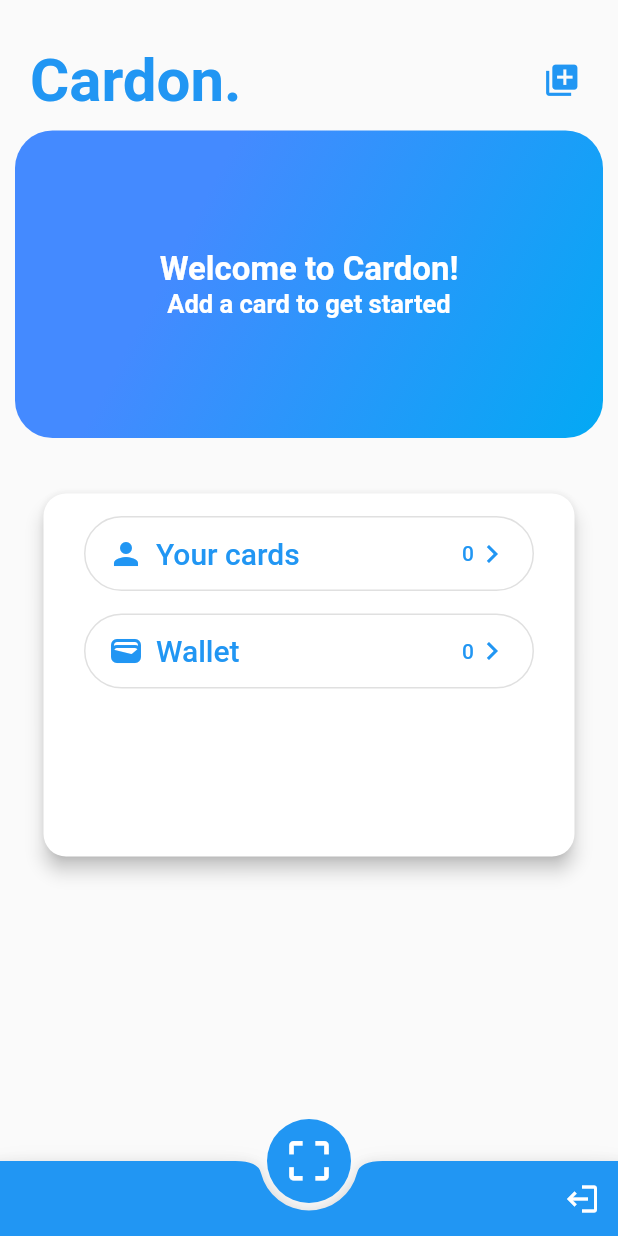
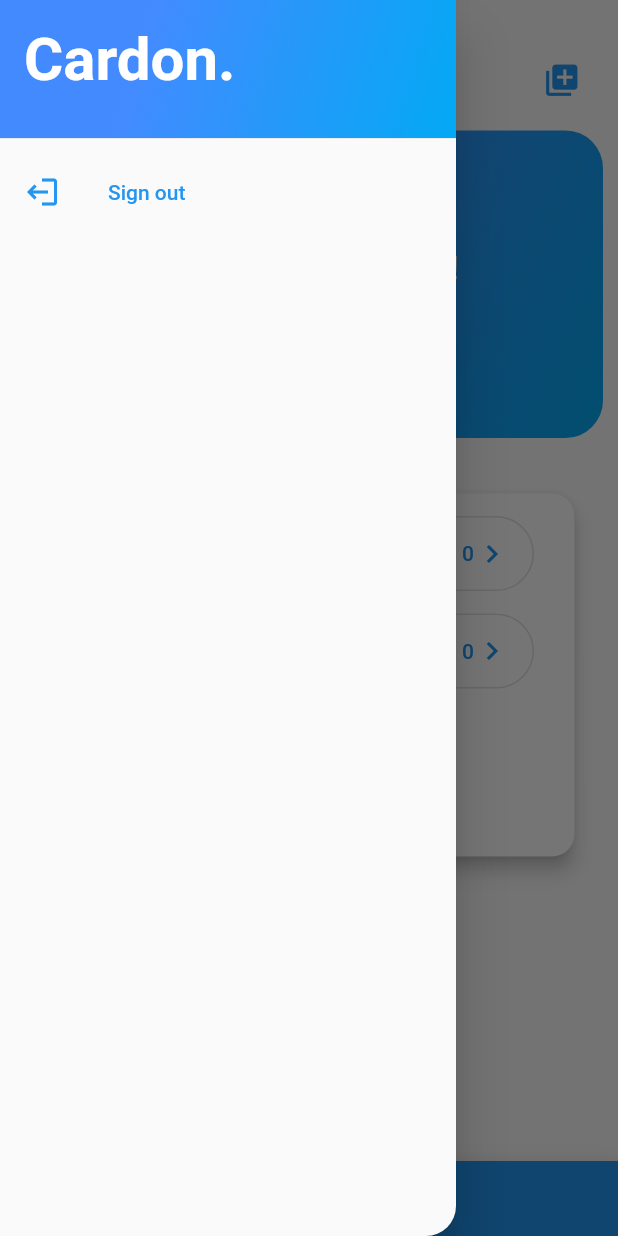
Before and after one commit to ElPlaso/Cardon, a Flutter app: the screen it shows once a user with an empty profile is signed in, with the side drawer open (before the commit the screen has no drawer), on a phone screen of 412 x 824 dp. Run offline on Flutter 3.47's test engine with Material 2 defaults, Android fonts, the phone set to English and light mode, and no system bars; our stand-ins replace auto_size_text, carousel_slider, cloud_firestore, firebase_auth, firebase_core, flutter_dotenv and 4 more; missing offline and left inert: card_stack_widget, clickable_list_wheel_view, mobile_scanner, widgets_to_image; accounts and stored records are empty.

Commit message:
home: add drawer.
put sign out button in drawer.
replace sign out button with button to open drawer.

```diff
--- a/lib/home/home.dart
+++ b/lib/home/home.dart
@@ -33,17 +33,19 @@ class HomeState extends State<Home> {
     context.read<QueryProvider>().updateWallet(context);
   }
 
-  final scaffoldKey = GlobalKey<ScaffoldState>();
+  final _scaffoldKey = GlobalKey<ScaffoldState>();
+
   @override
-  Widget build(BuildContext context) => SafeArea(
-        child: Scaffold(
-          key: scaffoldKey,
-          body: CustomScrollView(
+  Widget build(BuildContext context) => Scaffold(
+        key: _scaffoldKey,
+        body: SafeArea(
+          child: CustomScrollView(
             physics: const BouncingScrollPhysics(
               parent: AlwaysScrollableScrollPhysics(),
             ),
             slivers: [
               SliverAppBar(
+                automaticallyImplyLeading: false,
                 backgroundColor: Colors.transparent,
                 stretch: true,
                 collapsedHeight: 325.0,
@@ -138,6 +140,7 @@ class HomeState extends State<Home> {
               ),
             ],
           ),
+        ),
         floatingActionButton: FloatingActionButton(
           highlightElevation: 0,
           elevation: 0,
@@ -151,8 +154,7 @@ class HomeState extends State<Home> {
             color: Colors.white,
           ),
         ),
-          floatingActionButtonLocation:
-              FloatingActionButtonLocation.centerDocked,
+        floatingActionButtonLocation: FloatingActionButtonLocation.centerDocked,
         bottomNavigationBar: BottomAppBar(
           color: Colors.blue,
           shape: const CircularNotchedRectangle(),
@@ -162,24 +164,75 @@ class HomeState extends State<Home> {
             child: Row(
               mainAxisAlignment: MainAxisAlignment.spaceBetween,
               children: [
-                  const Spacer(),
-                  Transform.scale(
-                    alignment: Alignment.center,
-                    scaleX: -1,
-                    child: IconButton(
+                IconButton(
                   splashColor: Colors.transparent,
                   onPressed: () {
-                        _showSignOutDialog(context);
+                    _scaffoldKey.currentState?.openDrawer();
                   },
                   icon: const Icon(
-                        Icons.logout,
+                    Icons.menu,
                     color: Colors.white,
-                      ),
                   ),
                 ),
               ],
             ),
           ),
+        ),
+        drawer: Drawer(
+          shape: const RoundedRectangleBorder(
+            borderRadius: BorderRadius.only(
+              bottomRight: Radius.circular(20),
+            ),
+          ),
+          child: ListView(
+            padding: const EdgeInsets.all(0),
+            children: [
+              SizedBox(
+                height: 100,
+                width: 50,
+                child: DrawerHeader(
+                  decoration: const BoxDecoration(
+                    gradient: LinearGradient(
+                      begin: Alignment.topLeft,
+                      end: Alignment.bottomRight,
+                      stops: [0.3, 1],
+                      colors: [
+                        Colors.blueAccent,
+                        Colors.lightBlue,
+                      ],
+                    ),
+                  ),
+                  child: Text(
+                    'Cardon.',
+                    style: TextStyle(
+                      color: Theme.of(context).colorScheme.inversePrimary,
+                      fontSize: 40,
+                      fontWeight: FontWeight.bold,
+                    ),
+                  ),
+                ),
+              ),
+              ListTile(
+                leading: Transform.scale(
+                  alignment: Alignment.center,
+                  scaleX: -1,
+                  child: Icon(
+                    Icons.logout,
+                    color: Theme.of(context).colorScheme.primary,
+                  ),
+                ),
+                title: Text(
+                  'Sign out',
+                  style: TextStyle(
+                    color: Theme.of(context).colorScheme.primary,
+                  ),
+                ),
+                onTap: () {
+                  Navigator.pop(context);
+                  _showSignOutDialog(context);
+                },
+              ),
+            ],
           ),
         ),
       );
```
Lines whose indentation alone changed are shown as unchanged.
